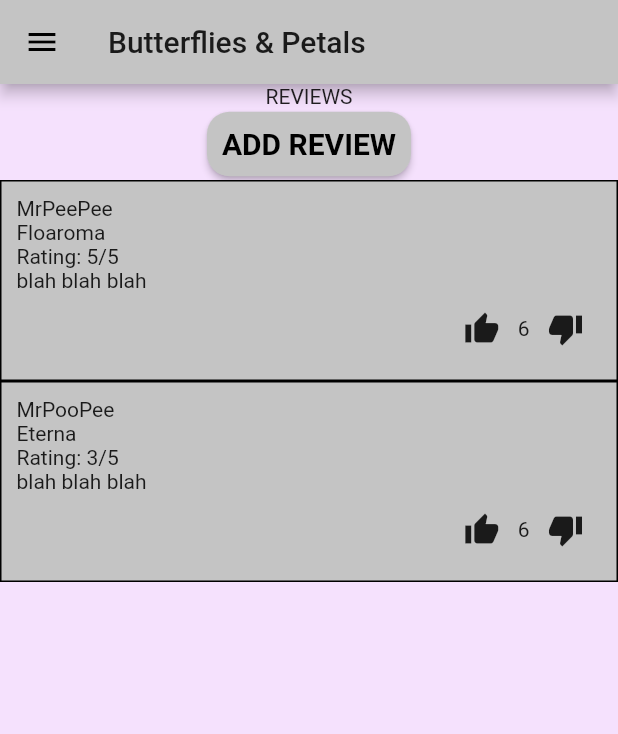
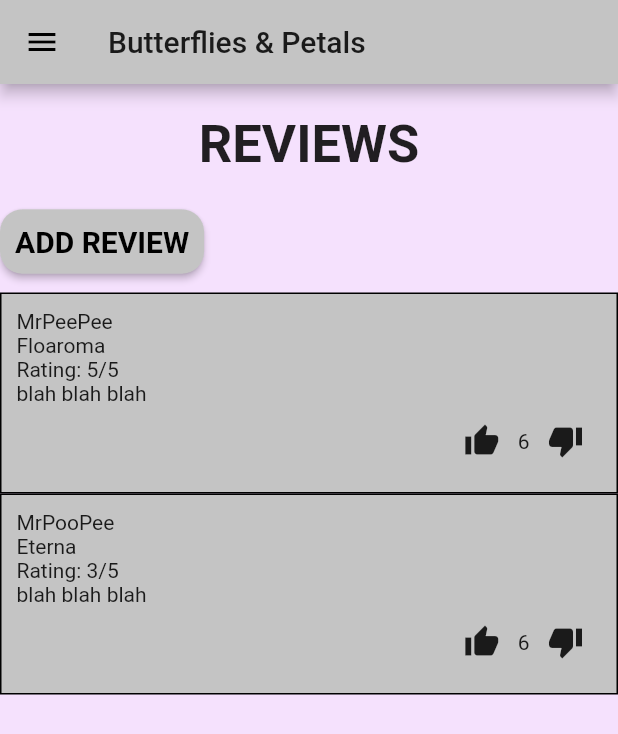
Before and after one commit to nathanjulian/bptest_app, a Flutter app: the ReviewScreen screen opened by its route, on a phone screen of 412 x 824 dp. Shown: the top 734 px of the screen. Run offline on Flutter 3.47's test engine with Material 2 defaults, Android fonts, the phone set to English and light mode, and no system bars.

Commit message:
review screen style

```diff
--- a/lib/screens/review_screen.dart
+++ b/lib/screens/review_screen.dart
@@ -37,10 +37,18 @@ class _ReviewScreenState extends State<ReviewScreen> {
         backgroundColor: kSecondaryColor,
       ),
       body: Container(
+        padding: EdgeInsets.symmetric(vertical: 20.0),
         child: Column(
           children: [
-            Text('REVIEWS'),
-            PageButton(press: () {Navigator.pushNamed(context, 'New Review');}, text: 'ADD REVIEW'),
+            Text('REVIEWS', style: kPageHeadingStyle,),
+            SizedBox(height: 20.0,),
+            Row(
+              mainAxisAlignment: MainAxisAlignment.start,
+              children: [
+                PageButton(press: () {Navigator.pushNamed(context, 'New Review');}, text: 'ADD REVIEW'),
+              ],
+            ),
+            SizedBox(height: 10.0,),
             Container(
               padding: EdgeInsets.all(10.0),
               decoration: BoxDecoration(
```
